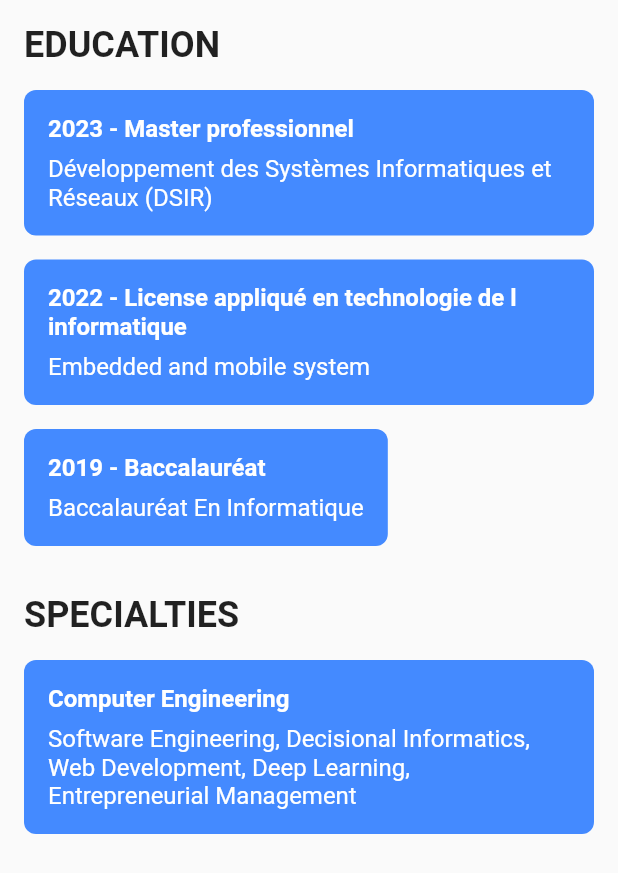
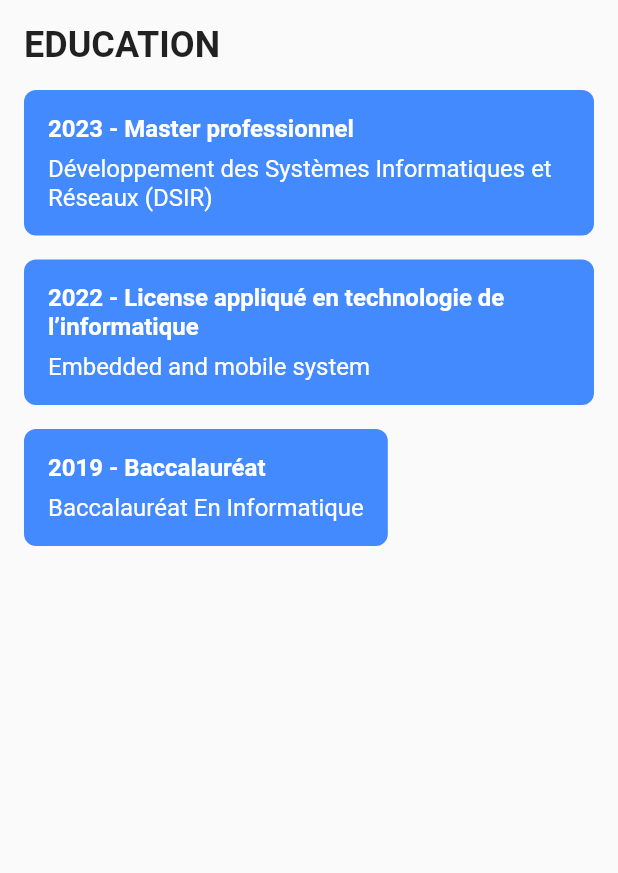
Before and after one commit to oussemanaffetyy/My-Cv-Firebase, a Flutter app: the EducationPage screen opened directly, on a phone screen of 412 x 824 dp. Shown: the top 873 px of the screen. Run offline on Flutter 3.47's test engine with Material 2 defaults, Android fonts, the phone set to English and light mode, and no system bars; our stand-ins replace easy_splash_screen, firebase_auth, firebase_core, font_awesome_flutter, google_maps_flutter, shared_preferences; accounts and stored records are empty.

Commit message:
code f 02

```diff
--- a/lib/pages/EducationPage.dart
+++ b/lib/pages/EducationPage.dart
@@ -23,23 +23,13 @@ class EducationPage extends StatelessWidget {
             ),
             const SizedBox(height: 16.0),
             _buildEducationItem(
-              '2022 - License appliqué en technologie de l informatique',
+              '2022 - License appliqué en technologie de l’informatique',
               'Embedded and mobile system',
             ),
             const SizedBox(height: 16.0),
             _buildEducationItem(
               '2019 - Baccalauréat',
               'Baccalauréat En Informatique',
-            ),
-            const SizedBox(height: 32.0),
-            const Text(
-              'SPECIALTIES',
-              style: TextStyle(fontSize: 24.0, fontWeight: FontWeight.bold),
-            ),
-            const SizedBox(height: 16.0),
-            _buildSpecialtiesItem(
-              'Computer Engineering',
-              'Software Engineering, Decisional Informatics, Web Development, Deep Learning, Entrepreneurial Management',
             ),
 
           ],
--- a/lib/pages/skillPage.dart
+++ b/lib/pages/skillPage.dart
@@ -9,8 +9,9 @@ class Skill extends StatelessWidget {
       ),
       body: SingleChildScrollView(
         child: Column(
+
           children: [
-
+         Padding(padding: const EdgeInsets.all(16.0)),
             Row(
               mainAxisAlignment: MainAxisAlignment.center,
               children: const [
```
Also changed, not shown: lib/pages/ExperiencePage.dart (+6 -1 lines).
